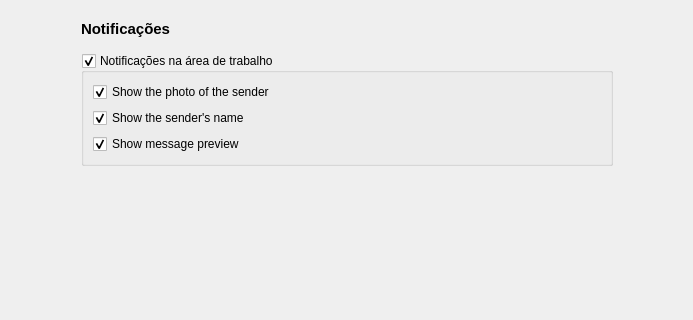
This is zapzap/ui/ui_page_notifications.ui in rafatosta/zapzap as Qt 5 draws it before an edit; both pictures show x 0 to 693 and y 0 to 320 of the 693 by 620 pixel window. The edited form follows.
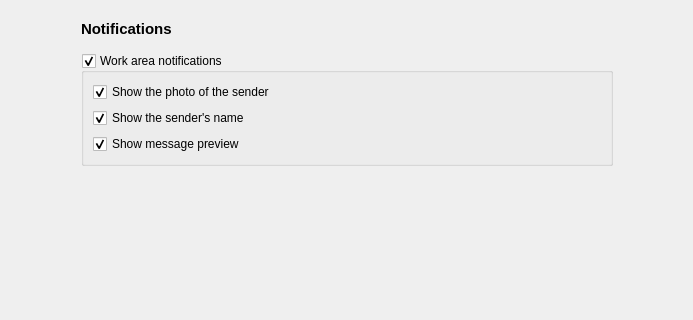
This is the edited form.

Diff of the .ui file:
```diff
--- a/zapzap/ui/ui_page_notifications.ui
+++ b/zapzap/ui/ui_page_notifications.ui
@@ -56,14 +56,14 @@
            </font>
           </property>
           <property name="text">
-           <string>Notificações</string>
+           <string>Notifications</string>
           </property>
          </widget>
         </item>
         <item>
          <widget class="QGroupBox" name="notify_groupBox">
           <property name="title">
-           <string>Notificações na área de trabalho</string>
+           <string>Work area notifications</string>
           </property>
           <property name="checkable">
            <bool>true</bool>
```
